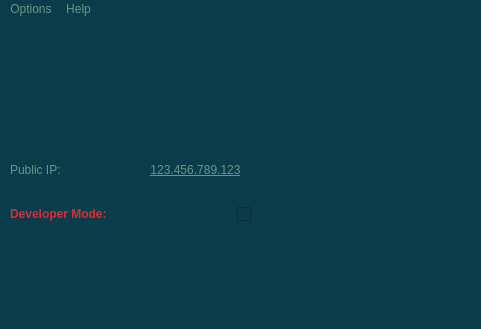
First picture: the form in src/Views/MainWindow.ui, repository Back-Slash-N/modder, before the edit; both pictures show x 0 to 481 and y 0 to 329 of the 795 by 524 pixel window.
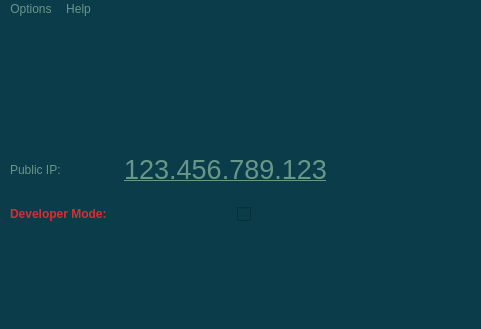
Second picture: the form after the edit. Icons and pictures are not drawn.

```diff
--- a/src/Views/MainWindow.ui
+++ b/src/Views/MainWindow.ui
@@ -70,7 +70,7 @@
      <rect>
       <x>10</x>
       <y>140</y>
-      <width>81</width>
+      <width>121</width>
       <height>21</height>
      </rect>
     </property>
@@ -81,12 +81,27 @@
    <widget class="QPushButton" name="button_CopyIP">
     <property name="geometry">
      <rect>
-      <x>90</x>
+      <x>120</x>
       <y>130</y>
       <width>211</width>
       <height>41</height>
      </rect>
     </property>
+    <property name="sizePolicy">
+     <sizepolicy hsizetype="Minimum" vsizetype="Fixed">
+      <horstretch>0</horstretch>
+      <verstretch>0</verstretch>
+     </sizepolicy>
+    </property>
+    <property name="font">
+     <font>
+      <pointsize>20</pointsize>
+      <italic>false</italic>
+      <bold>false</bold>
+      <underline>true</underline>
+      <kerning>true</kerning>
+     </font>
+    </property>
     <property name="toolTip">
      <string/>
     </property>
```
Left out of the diff: 10 changed lines with no effect on the pictures.
